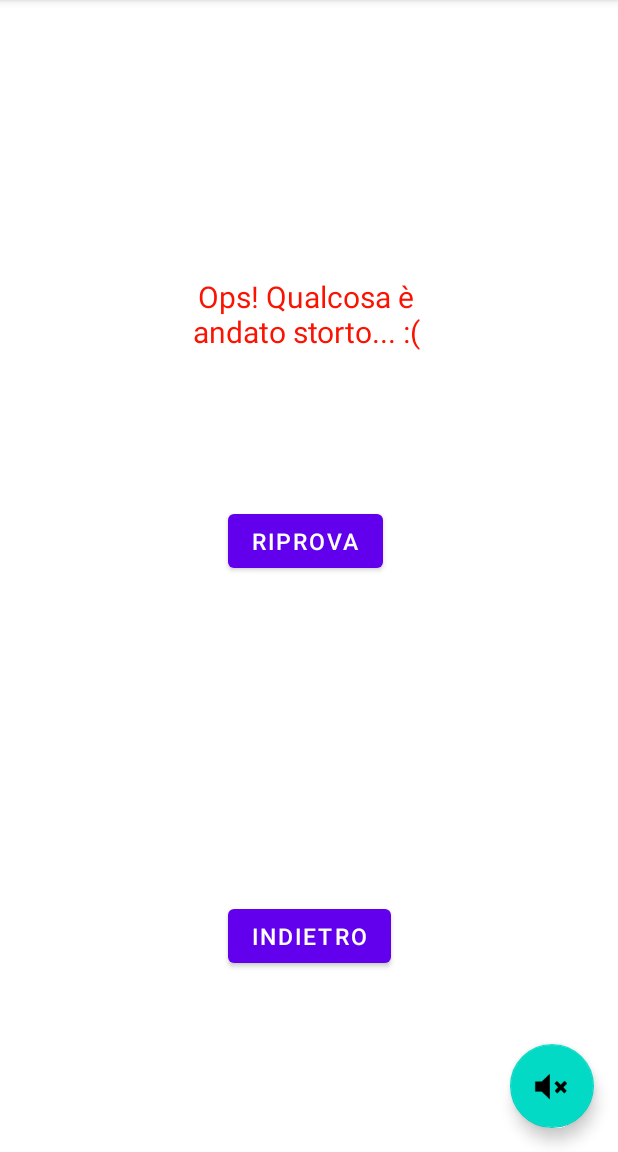
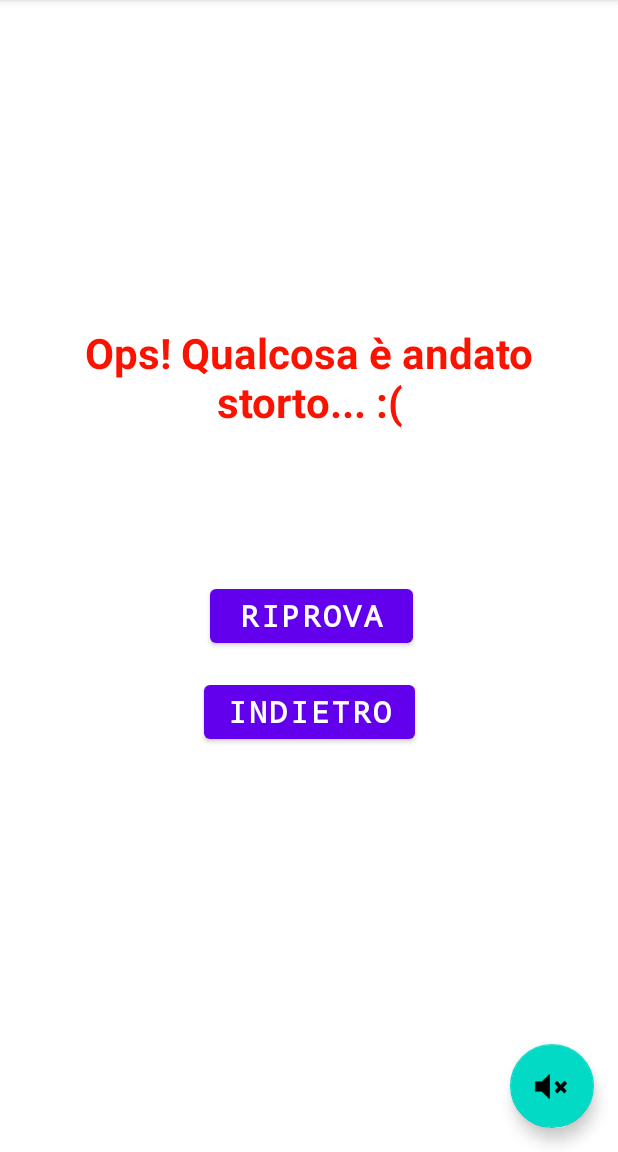
Before and after one commit to pantilimonbianca/myapp2, an Android app: the SecondFragment screen opened through its navigation route, on a phone screen of 412 x 824 dp, the part 84-1236 px from its top. Run offline under Robolectric (Android 15) with nearby library versions, the phone set to English and light mode, and no system bars; our stand-ins replace navigation-ui.

Commit message:
modifiche sul codice

```diff
--- a/app/src/main/res/layout/fragment_second.xml
+++ b/app/src/main/res/layout/fragment_second.xml
@@ -9,41 +9,45 @@
 
     <Button
         android:id="@+id/button_second"
+        style="@style/buttonStyle"
         android:layout_width="wrap_content"
-        android:layout_height="0dp"
-        android:layout_marginBottom="104dp"
+        android:layout_height="wrap_content"
+        android:layout_marginStart="120dp"
+        android:layout_marginTop="16dp"
+        android:foregroundGravity="center|center_horizontal"
+        android:gravity="center|center_horizontal"
         android:text="@string/indietro"
         android:textSize="@dimen/button_size"
-        app:layout_constraintBottom_toBottomOf="parent"
-        app:layout_constraintEnd_toEndOf="parent"
-        app:layout_constraintStart_toStartOf="parent" />
+        app:layout_constraintStart_toStartOf="parent"
+        app:layout_constraintTop_toBottomOf="@+id/button_one_secondfragment" />
 
     <TextView
         android:id="@+id/box_one_secondFragment"
-        android:layout_width="162dp"
-        android:layout_height="0dp"
-        android:layout_marginStart="148dp"
-        android:layout_marginTop="168dp"
-        android:layout_marginEnd="144dp"
+        android:layout_width="wrap_content"
+        android:layout_height="wrap_content"
+        android:layout_marginTop="200dp"
         android:text="@string/ops_qualcosa_andato_storto"
         android:textAlignment="center"
         android:textColor="#FB1302"
-        android:textSize="@dimen/body_text_height"
+        android:textSize="@dimen/body_text_size"
+        android:textStyle="bold"
         app:layout_constraintEnd_toEndOf="parent"
-        app:layout_constraintHorizontal_bias="0.558"
-        app:layout_constraintStart_toStartOf="parent"
         app:layout_constraintTop_toTopOf="parent" />
 
     <Button
         android:id="@+id/button_one_secondfragment"
-        android:layout_width="wrap_content"
-        android:layout_height="wrap_content"
+        style="@style/buttonStyle"
+        android:layout_width="135dp"
+        android:layout_height="48dp"
         android:layout_marginStart="175dp"
-        android:layout_marginTop="102dp"
+        android:layout_marginTop="100dp"
         android:layout_marginEnd="180dp"
+        android:foregroundGravity="center_horizontal"
+        android:gravity="center|center_horizontal"
         android:text="@string/riprova"
         android:textSize="@dimen/button_size"
         app:layout_constraintEnd_toEndOf="parent"
+        app:layout_constraintHorizontal_bias="0.468"
         app:layout_constraintStart_toStartOf="parent"
         app:layout_constraintTop_toBottomOf="@+id/box_one_secondFragment" />
 
--- a/app/src/main/res/values-sw820dp/dimens.xml
+++ b/app/src/main/res/values-sw820dp/dimens.xml
@@ -1,8 +1,7 @@
 <?xml version="1.0" encoding="utf-8"?>
 <resources>
     <dimen name="fab_margin">36sp</dimen>
-    <dimen name="text_title_height">48sp</dimen>
-    <dimen name="body_text_height">50sp</dimen>
+
     <dimen name="button_size">55sp</dimen>
     <dimen name="image_size_h">450sp</dimen>
     <dimen name="image_size_w">1000sp</dimen>
--- a/app/src/main/res/values/dimens.xml
+++ b/app/src/main/res/values/dimens.xml
@@ -1,8 +1,11 @@
 <resources>
     <dimen name="fab_margin">16sp</dimen>
-    <dimen name="text_title_height">48sp</dimen>
-    <dimen name="body_text_height">20sp</dimen>
-    <dimen name="button_size">15sp</dimen>
+
+    <dimen name="text_title_size">40sp</dimen>
+
+    <dimen name="body_text_size">28sp</dimen>
+    <dimen name="button_size">20sp</dimen>
+
     <dimen name="image_size_h">250sp</dimen>
     <dimen name="image_size_w">380sp</dimen>
 </resources>
--- a/app/src/main/res/values/strings.xml
+++ b/app/src/main/res/values/strings.xml
@@ -17,5 +17,6 @@
     <string name="riprova">Riprova</string>
     <string name="inserisci_la_tua_email">inserisci la tua email...</string>
     <string name="accedi">ACCEDI</string>
+    <string name="animeview">animeView</string>
 
 </resources>
```
Also changed, not shown: app/src/main/res/layout/fragment_first.xml (+9 -6 lines), app/src/main/res/layout/fragment_third.xml (+8 -9 lines).
